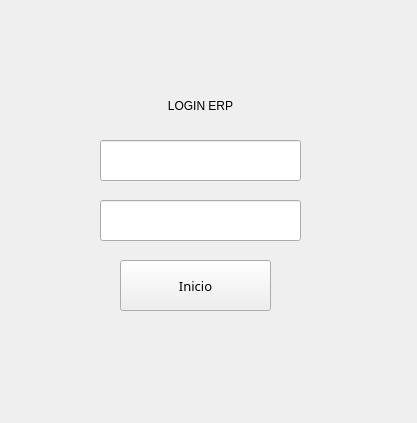
Qt form Login.ui (lkevinz/Interfaz) before a commit.
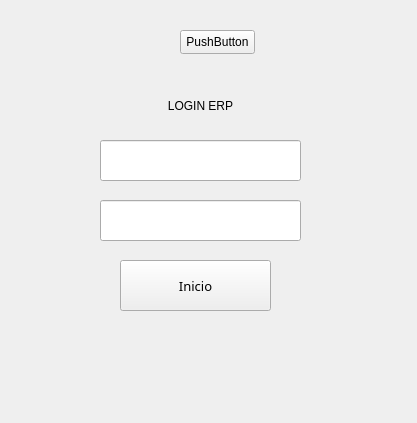
The same form after that commit.

The edit to the form file:
```diff
--- a/Login.ui
+++ b/Login.ui
@@ -121,6 +121,19 @@
      <set>Qt::AlignmentFlag::AlignCenter</set>
     </property>
    </widget>
+   <widget class="QPushButton" name="pushButton">
+    <property name="geometry">
+     <rect>
+      <x>180</x>
+      <y>30</y>
+      <width>75</width>
+      <height>24</height>
+     </rect>
+    </property>
+    <property name="text">
+     <string>PushButton</string>
+    </property>
+   </widget>
   </widget>
  </widget>
  <resources/>
```
